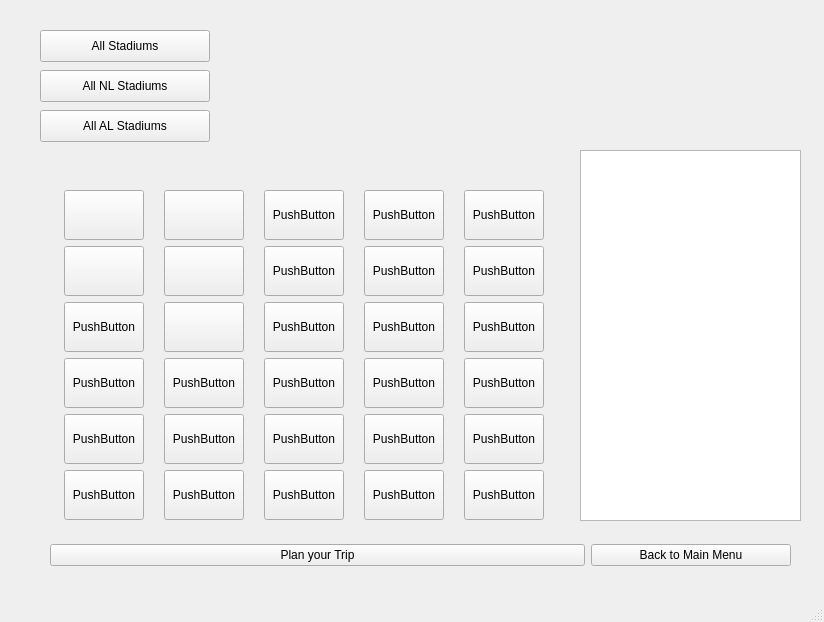
The window that CS8project2/mainwindow.ui (pradakev/CS8GroupProject2) describes before a commit, drawn with Qt 5.
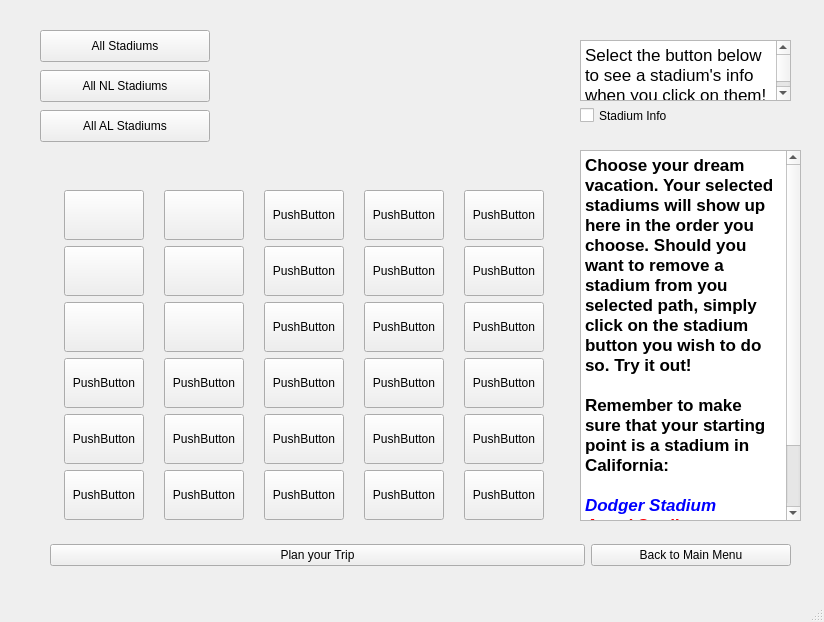
The same window after the commit. The open tabs and pages were chosen to show the change. Icons and pictures are not drawn.

The edit to the form file:
```diff
--- a/CS8project2/mainwindow.ui
+++ b/CS8project2/mainwindow.ui
@@ -680,8 +680,12 @@
            <height>50</height>
           </size>
          </property>
+         <property name="styleSheet">
+          <string notr="true">background-image: url(:/logos/sanDiegoLogo.jpg);
+</string>
+         </property>
          <property name="text">
-          <string>PushButton</string>
+          <string/>
          </property>
         </widget>
        </item>
@@ -708,6 +712,54 @@
         <width>221</width>
         <height>371</height>
        </rect>
+      </property>
+      <property name="html">
+       <string>&lt;!DOCTYPE HTML PUBLIC &quot;-//W3C//DTD HTML 4.0//EN&quot; &quot;http://www.w3.org/TR/REC-html40/strict.dtd&quot;&gt;
+&lt;html&gt;&lt;head&gt;&lt;meta name=&quot;qrichtext&quot; content=&quot;1&quot; /&gt;&lt;style type=&quot;text/css&quot;&gt;
+p, li { white-space: pre-wrap; }
+&lt;/style&gt;&lt;/head&gt;&lt;body style=&quot; font-family:'.SF NS Text'; font-size:13pt; font-weight:400; font-style:normal;&quot;&gt;
+&lt;p style=&quot; margin-top:0px; margin-bottom:0px; margin-left:0px; margin-right:0px; -qt-block-indent:0; text-indent:0px;&quot;&gt;&lt;span style=&quot; font-family:'.SF NS Text'; font-weight:600;&quot;&gt;Choose your dream vacation. Your selected stadiums will show up here in the order you choose. Should you want to remove a stadium from you selected path, simply click on the stadium button you wish to do so. Try it out!&lt;/span&gt;&lt;/p&gt;
+&lt;p style=&quot;-qt-paragraph-type:empty; margin-top:0px; margin-bottom:0px; margin-left:0px; margin-right:0px; -qt-block-indent:0; text-indent:0px; font-family:'.SF NS Text'; font-weight:600;&quot;&gt;&lt;br /&gt;&lt;/p&gt;
+&lt;p style=&quot; margin-top:0px; margin-bottom:0px; margin-left:0px; margin-right:0px; -qt-block-indent:0; text-indent:0px;&quot;&gt;&lt;span style=&quot; font-family:'.SF NS Text'; font-weight:600;&quot;&gt;Remember to make sure that your starting point is a stadium in California:&lt;/span&gt;&lt;/p&gt;
+&lt;p style=&quot;-qt-paragraph-type:empty; margin-top:0px; margin-bottom:0px; margin-left:0px; margin-right:0px; -qt-block-indent:0; text-indent:0px; font-family:'.SF NS Text'; font-weight:600;&quot;&gt;&lt;br /&gt;&lt;/p&gt;
+&lt;p style=&quot; margin-top:0px; margin-bottom:0px; margin-left:0px; margin-right:0px; -qt-block-indent:0; text-indent:0px;&quot;&gt;&lt;span style=&quot; font-family:'.SF NS Text'; font-weight:600; font-style:italic; color:#0000ff;&quot;&gt;Dodger Stadium&lt;/span&gt;&lt;/p&gt;
+&lt;p style=&quot; margin-top:0px; margin-bottom:0px; margin-left:0px; margin-right:0px; -qt-block-indent:0; text-indent:0px;&quot;&gt;&lt;span style=&quot; font-family:'.SF NS Text'; font-weight:600; font-style:italic; color:#fc0107;&quot;&gt;Angel Stadium&lt;/span&gt;&lt;/p&gt;
+&lt;p style=&quot; margin-top:0px; margin-bottom:0px; margin-left:0px; margin-right:0px; -qt-block-indent:0; text-indent:0px;&quot;&gt;&lt;span style=&quot; font-family:'.SF NS Text'; font-weight:600; font-style:italic; color:#66ffcc;&quot;&gt;San Diego Stadium&lt;/span&gt;&lt;/p&gt;
+&lt;p style=&quot; margin-top:0px; margin-bottom:0px; margin-left:0px; margin-right:0px; -qt-block-indent:0; text-indent:0px;&quot;&gt;&lt;span style=&quot; font-family:'.SF NS Text'; font-weight:600; font-style:italic; color:#fd8008;&quot;&gt;San Francisco Stadium&lt;/span&gt;&lt;/p&gt;
+&lt;p style=&quot; margin-top:0px; margin-bottom:0px; margin-left:0px; margin-right:0px; -qt-block-indent:0; text-indent:0px;&quot;&gt;&lt;span style=&quot; font-family:'.SF NS Text'; font-weight:600; font-style:italic; color:#408002;&quot;&gt;Oakland A's Stadium&lt;/span&gt;&lt;/p&gt;&lt;/body&gt;&lt;/html&gt;</string>
+      </property>
+     </widget>
+     <widget class="QCheckBox" name="stadiumInfoCheckBox">
+      <property name="geometry">
+       <rect>
+        <x>570</x>
+        <y>100</y>
+        <width>211</width>
+        <height>31</height>
+       </rect>
+      </property>
+      <property name="styleSheet">
+       <string notr="true"/>
+      </property>
+      <property name="text">
+       <string>Stadium Info</string>
+      </property>
+     </widget>
+     <widget class="QTextBrowser" name="textBrowser_4">
+      <property name="geometry">
+       <rect>
+        <x>570</x>
+        <y>40</y>
+        <width>211</width>
+        <height>61</height>
+       </rect>
+      </property>
+      <property name="html">
+       <string>&lt;!DOCTYPE HTML PUBLIC &quot;-//W3C//DTD HTML 4.0//EN&quot; &quot;http://www.w3.org/TR/REC-html40/strict.dtd&quot;&gt;
+&lt;html&gt;&lt;head&gt;&lt;meta name=&quot;qrichtext&quot; content=&quot;1&quot; /&gt;&lt;style type=&quot;text/css&quot;&gt;
+p, li { white-space: pre-wrap; }
+&lt;/style&gt;&lt;/head&gt;&lt;body style=&quot; font-family:'.SF NS Text'; font-size:13pt; font-weight:400; font-style:normal;&quot;&gt;
+&lt;p style=&quot; margin-top:0px; margin-bottom:0px; margin-left:0px; margin-right:0px; -qt-block-indent:0; text-indent:0px;&quot;&gt;&lt;span style=&quot; font-family:'.SF NS Text';&quot;&gt;Select the button below to see a stadium's info when you click on them! &lt;/span&gt;&lt;/p&gt;&lt;/body&gt;&lt;/html&gt;</string>
       </property>
      </widget>
     </widget>
```
Left out of the diff: 11 changed lines with no effect on the pictures.
